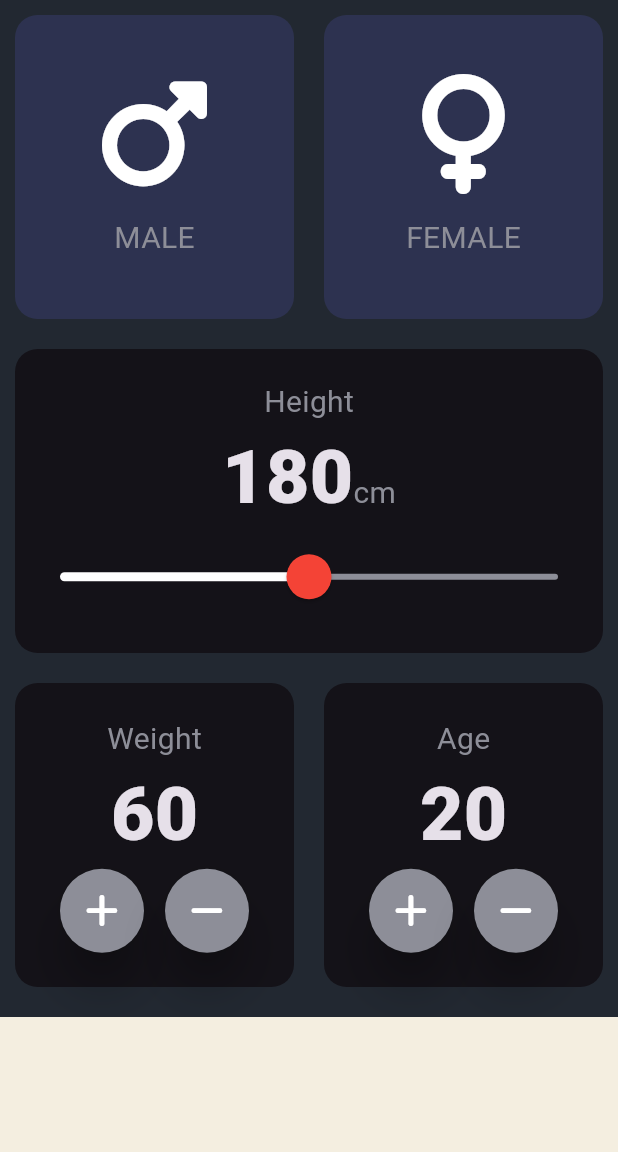
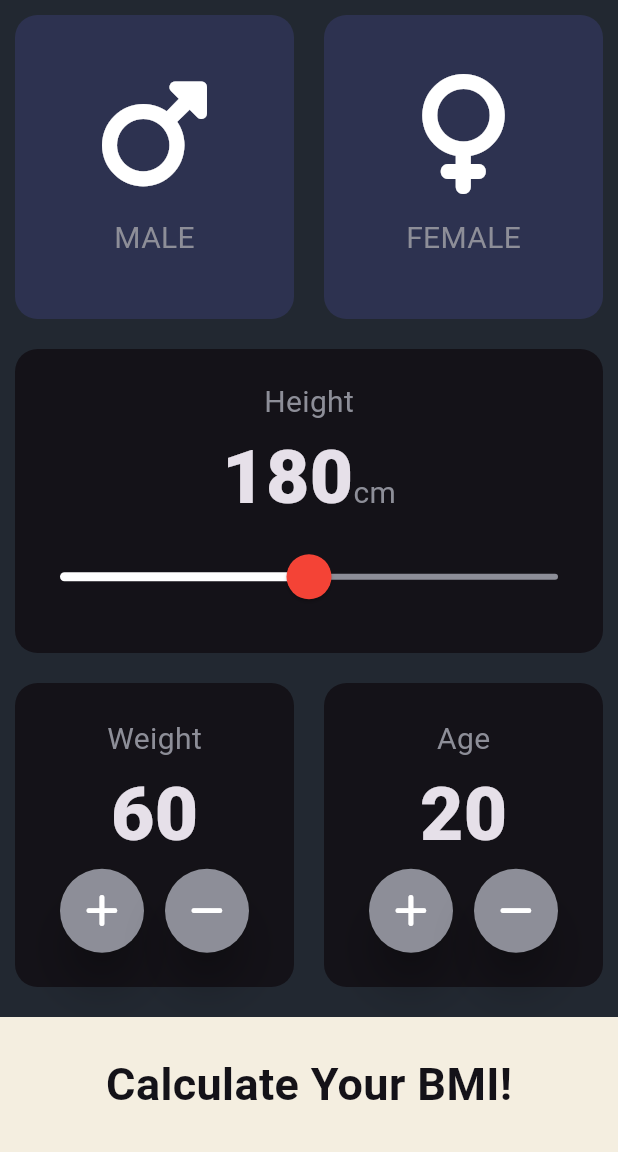
Before and after one commit to risal-ea/bmi_calculator-, a Flutter app: the screen it shows after launch, on a phone screen of 412 x 824 dp, the part 84-1236 px from its top. Run offline on Flutter 3.47's test engine with Material 3 defaults, Android fonts, the phone set to English and light mode, and no system bars; our stand-ins replace font_awesome_flutter; missing offline and left inert: dart:ffi.

Commit message:
update 4.6

```diff
--- a/lib/input_page.dart
+++ b/lib/input_page.dart
@@ -214,11 +214,22 @@ class _InputPageState extends State<InputPage> {
               ),
             ],
           )),
-          Container(
-            color: kBottomContainerColour,
-            margin: const EdgeInsets.only(top: 10),
-            height: kBottomContainerHeight,
-            width: double.infinity,
+          GestureDetector(
+            onTap: (){
+              Navigator.pushNamed(context, '/result');
+            },
+            child: Container(
+              alignment: Alignment.center,
+              child: Text("Calculate Your BMI!", style: TextStyle(
+                color: kCardColour,
+                fontSize: 30.0,
+                fontWeight: FontWeight.bold,
+              ),),
+              color: kBottomContainerColour,
+              margin: const EdgeInsets.only(top: 10),
+              height: kBottomContainerHeight,
+              width: double.infinity,
+            ),
           ),
         ],
       ),
--- a/lib/main.dart
+++ b/lib/main.dart
@@ -1,5 +1,6 @@
 import 'package:flutter/material.dart';
 import 'input_page.dart';
+import 'result_page.dart';
 
 void main() => runApp(BMICalculator());
 
@@ -11,7 +12,13 @@ class BMICalculator extends StatelessWidget {
       theme: ThemeData.dark().copyWith(
         scaffoldBackgroundColor: Color(0xFF222831),
       ),
-      home: InputPage(),
+
+      //Routes
+      initialRoute: '/',
+      routes: {
+        '/' : (context) => InputPage(),
+        '/result' : (context) => ResultPage(),
+      },
     );
   }
 }
```
Also changed, not shown: lib/result_page.dart (added, +15 -0 lines).
